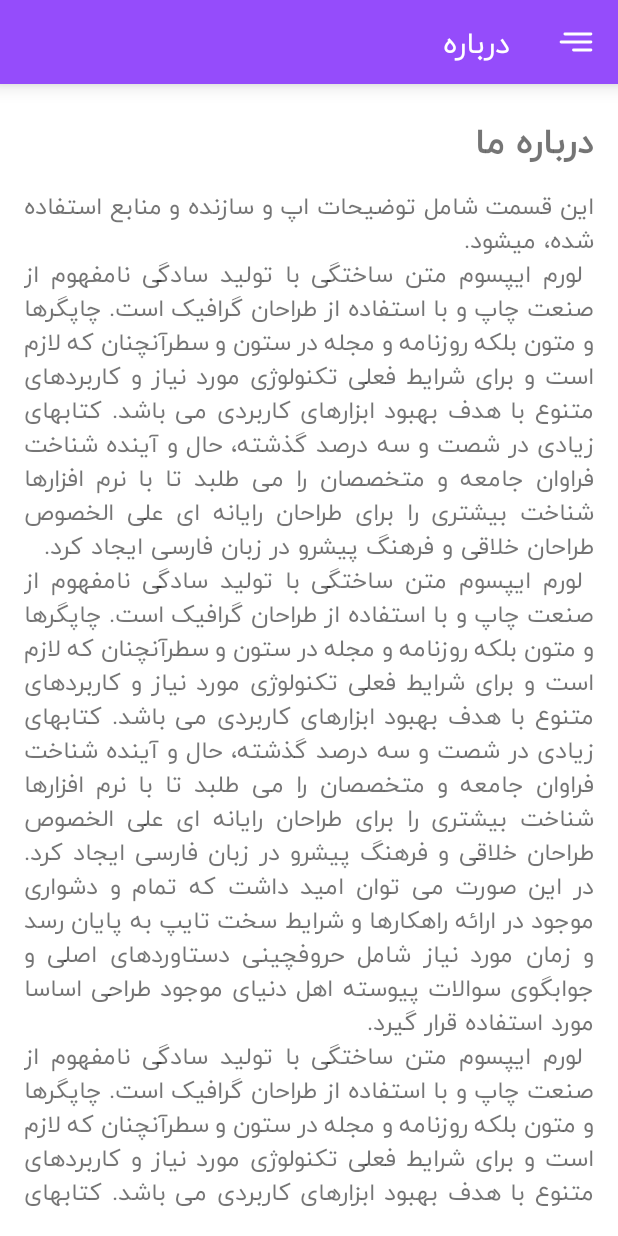
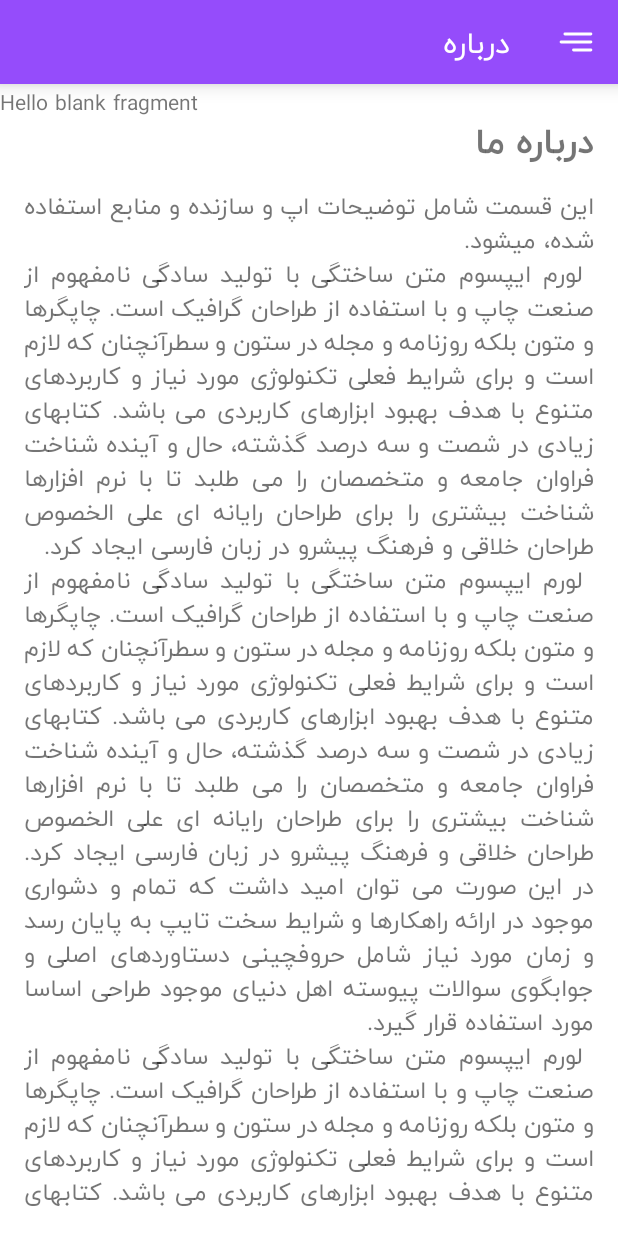
Before and after one commit to SadeghTjk/DantehViewer, an Android app: the screen it shows after launch (MainActivity), in the side drawer, after a tap on "درباره ما", on a phone screen of 412 x 824 dp. Run offline under Robolectric (Android 15) with nearby library versions, the phone set to English and light mode, and no system bars; libraries missing offline, so code that uses them is left out: com.parse, com.parse.livequery, ir.tapsell.sdk; 4 statements that could not run were skipped.

Commit message:
nav graph n shit

```diff
--- a/app/src/main/AndroidManifest.xml
+++ b/app/src/main/AndroidManifest.xml
@@ -13,7 +13,7 @@
         android:name=".DantehApplication"
         android:allowBackup="true"
         android:hardwareAccelerated="true"
-        android:icon="@mipmap/ic_launcher"
+        android:icon="@mipmap/sasa"
         android:label="@string/app_name"
         tools:replace="android:networkSecurityConfig"
         android:usesCleartextTraffic="true"
--- /dev/null
+++ b/app/src/main/java/net/danteh/dantehviewer/fragments/HomeFragment.java
@@ -0,0 +1,65 @@
+package net.danteh.dantehviewer.fragments;
+
+import android.os.Bundle;
+
+import androidx.fragment.app.Fragment;
+
+import android.view.LayoutInflater;
+import android.view.View;
+import android.view.ViewGroup;
+
+import net.danteh.dantehviewer.R;
+
+/**
+ * A simple {@link Fragment} subclass.
+ * Use the {@link HomeFragment#newInstance} factory method to
+ * create an instance of this fragment.
+ */
+public class HomeFragment extends Fragment {
+    // TODO: Rename parameter arguments, choose names that match
+    // the fragment initialization parameters, e.g. ARG_ITEM_NUMBER
+    private static final String ARG_PARAM1 = "param1";
+    private static final String ARG_PARAM2 = "param2";
+
+    // TODO: Rename and change types of parameters
+    private String mParam1;
+    private String mParam2;
+
+    public HomeFragment() {
+        // Required empty public constructor
+    }
+
+    /**
+     * Use this factory method to create a new instance of
+     * this fragment using the provided parameters.
+     *
+     * @param param1 Parameter 1.
+     * @param param2 Parameter 2.
+     * @return A new instance of fragment HomeFragment.
+     */
+    // TODO: Rename and change types and number of parameters
+    public static HomeFragment newInstance(String param1, String param2) {
+        HomeFragment fragment = new HomeFragment();
+        Bundle args = new Bundle();
+        args.putString(ARG_PARAM1, param1);
+        args.putString(ARG_PARAM2, param2);
+        fragment.setArguments(args);
+        return fragment;
+    }
+
+    @Override
+    public void onCreate(Bundle savedInstanceState) {
+        super.onCreate(savedInstanceState);
+        if (getArguments() != null) {
+            mParam1 = getArguments().getString(ARG_PARAM1);
+            mParam2 = getArguments().getString(ARG_PARAM2);
+        }
+    }
+
+    @Override
+    public View onCreateView(LayoutInflater inflater, ViewGroup container,
+                             Bundle savedInstanceState) {
+        // Inflate the layout for this fragment
+        return inflater.inflate(R.layout.fragment_home, container, false);
+    }
+}
--- /dev/null
+++ b/app/src/main/res/layout/fragment_home.xml
@@ -0,0 +1,14 @@
+<?xml version="1.0" encoding="utf-8"?>
+<FrameLayout xmlns:android="http://schemas.android.com/apk/res/android"
+    xmlns:tools="http://schemas.android.com/tools"
+    android:layout_width="match_parent"
+    android:layout_height="match_parent"
+    tools:context=".fragments.HomeFragment">
+
+    <!-- TODO: Update blank fragment layout -->
+    <TextView
+        android:layout_width="match_parent"
+        android:layout_height="match_parent"
+        android:text="@string/hello_blank_fragment" />
+
+</FrameLayout>
--- a/app/src/main/res/layout/main.xml
+++ b/app/src/main/res/layout/main.xml
@@ -43,9 +43,12 @@
                 android:text="Sync" />
         </LinearLayout>
 
-        <FrameLayout
+        <fragment
             android:id="@+id/fragment_frame"
+            android:name="net.danteh.dantehviewer.fragments.HomeFragment"
             android:layout_width="match_parent"
-            android:layout_height="match_parent" />
+            android:layout_height="match_parent"
+            app:defaultNavHost="true"
+            app:navGraph="@navigation/nav_graph"/>
     </LinearLayout>
 </androidx.coordinatorlayout.widget.CoordinatorLayout>
--- a/app/src/main/res/navigation/nav_graph.xml
+++ b/app/src/main/res/navigation/nav_graph.xml
@@ -14,6 +14,38 @@
         <action
             android:id="@+id/action_mainActivity_to_linkHomeFragment"
             app:destination="@id/linkHomeFragment"
+            app:enterAnim="@anim/nav_default_enter_anim"
+            app:exitAnim="@anim/nav_default_exit_anim"
+            app:popEnterAnim="@anim/nav_default_pop_enter_anim"
+            app:popExitAnim="@anim/nav_default_pop_exit_anim"
+            app:launchSingleTop="true" />
+        <action
+            android:id="@+id/action_mainActivity_to_aboutFragment"
+            app:destination="@id/aboutFragment"
+            app:enterAnim="@anim/nav_default_enter_anim"
+            app:exitAnim="@anim/nav_default_exit_anim"
+            app:popEnterAnim="@anim/nav_default_pop_enter_anim"
+            app:popExitAnim="@anim/nav_default_pop_exit_anim"
+            app:launchSingleTop="true" />
+        <action
+            android:id="@+id/action_mainActivity_to_webViewFragment2"
+            app:destination="@id/webViewFragment2"
+            app:enterAnim="@anim/nav_default_enter_anim"
+            app:exitAnim="@anim/nav_default_exit_anim"
+            app:popEnterAnim="@anim/nav_default_pop_enter_anim"
+            app:popExitAnim="@anim/nav_default_pop_exit_anim"
+            app:launchSingleTop="true" />
+        <action
+        android:id="@+id/action_mainActivity_to_settingFragment"
+        app:destination="@id/settingFragment"
+        app:enterAnim="@anim/nav_default_enter_anim"
+        app:exitAnim="@anim/nav_default_exit_anim"
+        app:popEnterAnim="@anim/nav_default_pop_enter_anim"
+        app:popExitAnim="@anim/nav_default_pop_exit_anim"
+        app:launchSingleTop="true" />
+        <action
+            android:id="@+id/action_mainActivity_to_guideFragment"
+            app:destination="@id/guideFragment"
             app:enterAnim="@anim/nav_default_enter_anim"
             app:exitAnim="@anim/nav_default_exit_anim"
             app:popEnterAnim="@anim/nav_default_pop_enter_anim"
@@ -46,14 +78,35 @@
         <activity
             android:id="@+id/loginActivity"
             android:name="net.danteh.dantehviewer.login.LoginActivity"
-            android:label="LoginActivity" />
+            android:label="LoginActivity" >
+            <action
+                android:id="@+id/action_loginActivity_to_signUpActivity"
+                app:destination="@id/signUpActivity"
+                app:enterAnim="@anim/nav_default_enter_anim"
+                app:exitAnim="@anim/nav_default_exit_anim"
+                app:popEnterAnim="@anim/nav_default_pop_enter_anim"
+                app:popExitAnim="@anim/nav_default_pop_exit_anim" />
+        </activity>
         <activity
             android:id="@+id/signUpActivity"
             android:name="net.danteh.dantehviewer.login.SignUpActivity"
             android:label="activity_sign_up2"
-            tools:layout="@layout/activity_sign_up2" />
+            tools:layout="@layout/activity_sign_up2" >
+            <action
+                android:id="@+id/action_signUpActivity_to_loginActivity"
+                app:destination="@id/loginActivity"
+                app:enterAnim="@anim/nav_default_enter_anim"
+                app:exitAnim="@anim/nav_default_exit_anim"
+                app:popEnterAnim="@anim/nav_default_pop_enter_anim"
+                app:popExitAnim="@anim/nav_default_pop_exit_anim" />
+        </activity>
         <action
             android:id="@+id/action_global_mainActivity"
             app:destination="@id/mainActivity" />
     </navigation>
+    <fragment
+        android:id="@+id/settingFragment"
+        android:name="net.danteh.dantehviewer.fragments.SettingFragment"
+        android:label="fragment_setting"
+        tools:layout="@layout/fragment_setting" />
 </navigation>
```
Also changed, not shown: app/src/main/java/net/danteh/dantehviewer/fragments/SettingFragment.java (added, +66 -0 lines), app/src/main/res/layout/fragment_setting.xml (added, +14 -0 lines), app/src/main/res/drawable/sasa.png (added), app/src/main/res/mipmap-hdpi/sasa.png (added), app/src/main/res/mipmap-mdpi/sasa.png (added), app/src/main/res/mipmap-xhdpi/sasa.png (added), app/src/main/res/mipmap-xxhdpi/sasa.png (added), app/src/main/res/mipmap-xxxhdpi/sasa.png (added).
